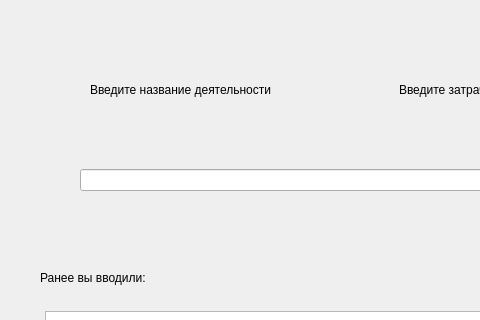
The window that TimePage.ui (annakonda-com/CheckYourTime) describes before a commit, drawn with Qt 5; both pictures show x 0 to 480 and y 0 to 320 of the 800 by 600 pixel window.
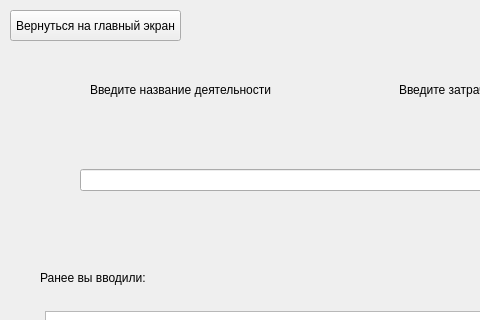
The same window after the commit.

```diff
--- a/TimePage.ui
+++ b/TimePage.ui
@@ -111,6 +111,19 @@
     <string/>
    </property>
   </widget>
+  <widget class="QPushButton" name="back">
+   <property name="geometry">
+    <rect>
+     <x>10</x>
+     <y>10</y>
+     <width>171</width>
+     <height>31</height>
+    </rect>
+   </property>
+   <property name="text">
+    <string>Вернуться на главный экран</string>
+   </property>
+  </widget>
  </widget>
  <resources/>
  <connections/>
```
